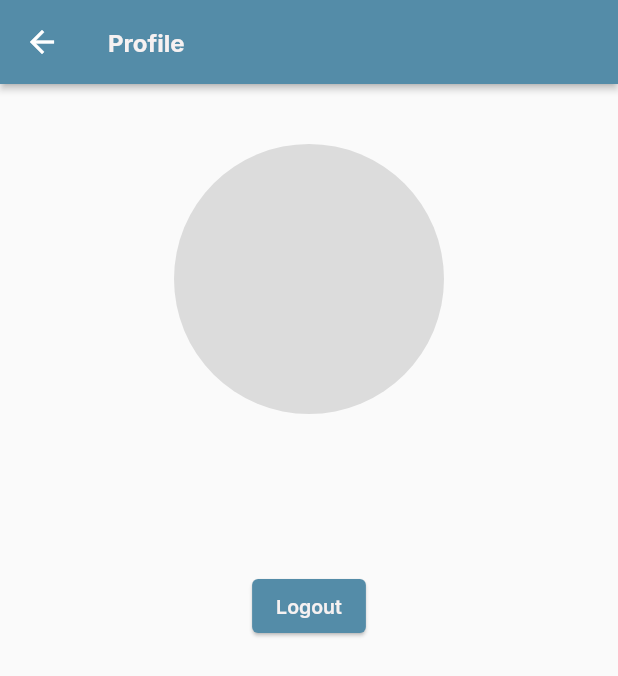
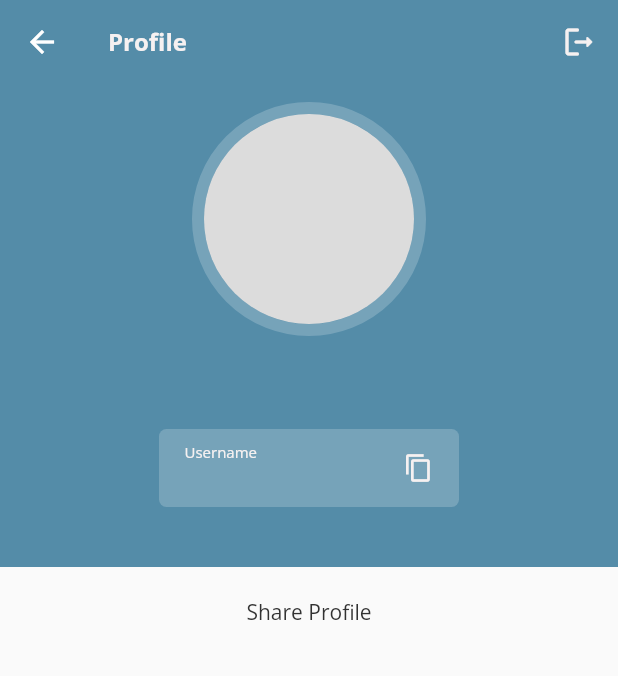
Before and after one commit to nafladiva/hollo-chat-app, a Flutter app: the ProfilePage screen opened directly, on a phone screen of 412 x 824 dp. Shown: the top 676 px of the screen. Run offline on Flutter 3.47's test engine with Material 2 defaults, Android fonts, the phone set to English and light mode, and no system bars; our stand-ins replace cloud_firestore, equatable, firebase_auth, firebase_core, firebase_storage, flutter_bloc and 4 more; missing offline and left inert: stream_chat_flutter; accounts and stored records are empty.

Commit message:
fix: update profile page

```diff
--- a/lib/core/themes.dart
+++ b/lib/core/themes.dart
@@ -14,7 +14,7 @@ class Themes {
       floatingActionButtonTheme: const FloatingActionButtonThemeData(
         backgroundColor: MyColor.primary,
       ),
-      textTheme: GoogleFonts.interTextTheme(),
+      textTheme: GoogleFonts.openSansTextTheme(),
     );
   }
 }
--- a/lib/features/chat/pages/channel_list_page.dart
+++ b/lib/features/chat/pages/channel_list_page.dart
@@ -1,6 +1,7 @@
 import 'package:flutter/cupertino.dart';
 import 'package:flutter/material.dart';
 import 'package:flutter_bloc/flutter_bloc.dart';
+import 'package:google_fonts/google_fonts.dart';
 import 'package:hollo/core/my_color.dart';
 import 'package:hollo/core/text_styles.dart';
 import 'package:hollo/features/auth/cubits/auth_cubit.dart';
@@ -57,7 +58,11 @@ class _ChannelListPageState extends State<ChannelListPage> {
         appBar: AppBar(
           title: Text(
             'Hollo',
-            style: TStyles.h4(color: MyColor.lightText),
+            style: GoogleFonts.bungee(
+              textStyle: TStyles.h2(
+                color: MyColor.lightText,
+              ),
+            ),
           ),
           actions: [
             Padding(
--- a/lib/features/chat/pages/opponent_profile_page.dart
+++ b/lib/features/chat/pages/opponent_profile_page.dart
@@ -1,6 +1,7 @@
 import 'package:flutter/material.dart';
 import 'package:flutter_bloc/flutter_bloc.dart';
 import 'package:hollo/core/core.dart';
+import 'package:hollo/shared/widgets/username_box.dart';
 import 'package:stream_chat_flutter/stream_chat_flutter.dart';
 
 import '../cubit/chat_cubit.dart';
@@ -62,15 +63,15 @@ class _OpponentProfilePageState extends State<OpponentProfilePage> {
                       state.opponent?.user?.image ?? '',
                     ),
                   ),
-                  const SizedBox(height: 20),
+                  const SizedBox(height: 30),
                   Text(
                     state.opponent?.user?.name ?? '',
                     style: TStyles.h3(),
                   ),
-                  const SizedBox(height: 20),
-                  Text(
-                    state.opponent?.user?.extraData['username'] as String,
-                    style: TStyles.sh2(),
+                  const SizedBox(height: 15),
+                  UsernameBox.dark(
+                    username:
+                        state.opponent?.user?.extraData['username'] as String,
                   ),
                 ],
               ),
--- a/lib/features/profile/pages/profile_page.dart
+++ b/lib/features/profile/pages/profile_page.dart
@@ -3,10 +3,10 @@ import 'package:flutter_bloc/flutter_bloc.dart';
 import 'package:hollo/core/core.dart';
 import 'package:hollo/features/auth/cubits/auth_cubit.dart';
 import 'package:hollo/features/profile/repositories/profile_repository.dart';
-import 'package:hollo/shared/widgets/my_button.dart';
 
 import '../cubit/profile_cubit.dart';
 import 'widgets/profile_picture.dart';
+import '../../../shared/widgets/username_box.dart';
 
 class ProfilePage extends StatefulWidget {
   const ProfilePage({super.key});
@@ -38,36 +38,70 @@ class _ProfilePageState extends State<ProfilePage> {
       value: cubit,
       child: Scaffold(
         appBar: AppBar(
+          elevation: 0,
           title: Text(
             'Profile',
             style: TStyles.h4(color: MyColor.lightText),
           ),
+          actions: [
+            Padding(
+              padding: const EdgeInsets.symmetric(horizontal: 14),
+              child: InkWell(
+                onTap: authCubit.logout,
+                child: const Icon(
+                  Icons.logout_rounded,
+                  color: MyColor.lightText,
+                ),
+              ),
+            ),
+          ],
         ),
         body: SafeArea(
           child: SingleChildScrollView(
+            child: Column(
+              children: [
+                Container(
+                  color: MyColor.primary,
                   child: Center(
                     child: Column(
                       children: [
-                  const SizedBox(height: 40),
+                        const SizedBox(height: 20),
                         const ProfilePicture(),
-                  const SizedBox(height: 20),
+                        const SizedBox(height: 30),
                         Text(
                           authCubit.state.user?.name ?? '',
-                    style: TStyles.h3(),
+                          style: TStyles.h3(
+                            color: MyColor.lightText,
+                          ),
                         ),
                         const SizedBox(height: 15),
-                  // TODO: add copy username widget
+                        UsernameBox(
+                          username: authCubit.state.user?.username ?? '',
+                        ),
+                        const SizedBox(height: 40),
+                      ],
+                    ),
+                  ),
+                ),
+                Padding(
+                  padding: const EdgeInsets.symmetric(
+                    horizontal: 18,
+                    vertical: 20,
+                  ),
+                  child: Column(
+                    crossAxisAlignment: CrossAxisAlignment.start,
+                    children: [
                       Text(
-                    authCubit.state.user?.username ?? '',
-                    style: TStyles.sh3(),
+                        'Share Profile',
+                        style: TStyles.p1(),
                       ),
-                  const SizedBox(height: 30),
-                  MyButton(
-                    onTap: authCubit.logout,
-                    text: 'Logout',
+                      const SizedBox(height: 10),
+                      // list tile (share your username, show qr code)
+                      // logout
+                    ],
+                  ),
                 ),
               ],
-              ),
             ),
           ),
         ),
--- a/lib/features/profile/pages/widgets/profile_picture.dart
+++ b/lib/features/profile/pages/widgets/profile_picture.dart
@@ -36,8 +36,8 @@ class ProfilePicture extends StatelessWidget {
           final isProfilePicExist = state.user?.profilePic.isNotEmpty ?? false;
 
           return Container(
-            width: 180,
-            height: 180,
+            width: 140,
+            height: 140,
             decoration: BoxDecoration(
               image: isProfilePicExist
                   ? DecorationImage(
@@ -47,6 +47,11 @@ class ProfilePicture extends StatelessWidget {
                   : null,
               color: MyColor.secondary,
               shape: BoxShape.circle,
+              border: Border.all(
+                width: 8.0,
+                color: Colors.white.withOpacity(0.2),
+                strokeAlign: BorderSide.strokeAlignOutside,
+              ),
             ),
           );
         },
--- /dev/null
+++ b/lib/shared/widgets/username_box.dart
@@ -0,0 +1,80 @@
+import 'package:flutter/material.dart';
+import 'package:flutter/services.dart';
+import 'package:flutter_bloc/flutter_bloc.dart';
+import 'package:fluttertoast/fluttertoast.dart';
+import 'package:hollo/core/my_color.dart';
+import 'package:hollo/core/text_styles.dart';
+import 'package:hollo/features/auth/cubits/auth_cubit.dart';
+
+class UsernameBox extends StatelessWidget {
+  const UsernameBox({
+    super.key,
+    required this.username,
+  }) : isDark = false;
+
+  const UsernameBox.dark({
+    super.key,
+    required this.username,
+  }) : isDark = true;
+
+  final String username;
+  final bool isDark;
+
+  @override
+  Widget build(BuildContext context) {
+    final authCubit = context.read<AuthCubit>();
+
+    return Container(
+      width: 200,
+      padding: const EdgeInsets.symmetric(
+        horizontal: 17,
+        vertical: 8,
+      ),
+      decoration: BoxDecoration(
+        color: isDark
+            ? MyColor.secondary.withOpacity(0.4)
+            : Colors.white.withOpacity(0.2),
+        borderRadius: BorderRadius.circular(5.0),
+      ),
+      child: Row(
+        mainAxisAlignment: MainAxisAlignment.spaceBetween,
+        children: [
+          Expanded(
+            child: Column(
+              crossAxisAlignment: CrossAxisAlignment.start,
+              children: [
+                Text(
+                  'Username',
+                  style: TStyles.p5(
+                    color: isDark ? MyColor.text : MyColor.lightText,
+                  ),
+                ),
+                const SizedBox(height: 2),
+                Text(
+                  username,
+                  style: TStyles.sh2(
+                    color: isDark ? MyColor.text : MyColor.lightText,
+                  ),
+                ),
+              ],
+            ),
+          ),
+          const SizedBox(width: 40),
+          InkWell(
+            onTap: () async {
+              await Clipboard.setData(
+                ClipboardData(text: authCubit.state.user?.username ?? ''),
+              );
+              await Fluttertoast.showToast(msg: 'Username copied!');
+            },
+            child: Icon(
+              Icons.copy,
+              size: 20,
+              color: isDark ? MyColor.primary : MyColor.lightText,
+            ),
+          ),
+        ],
+      ),
+    );
+  }
+}
--- a/pubspec.yaml
+++ b/pubspec.yaml
@@ -21,6 +21,7 @@ dependencies:
   image_picker: ^1.0.6
   flutter_secure_storage: ^8.0.0
   stream_chat_flutter: ^6.10.0
+  fluttertoast: ^8.2.4
 
 dev_dependencies:
   flutter_test:
```
Also changed, not shown: pubspec.lock, 1 other file. Lines whose indentation alone changed are shown as unchanged.
